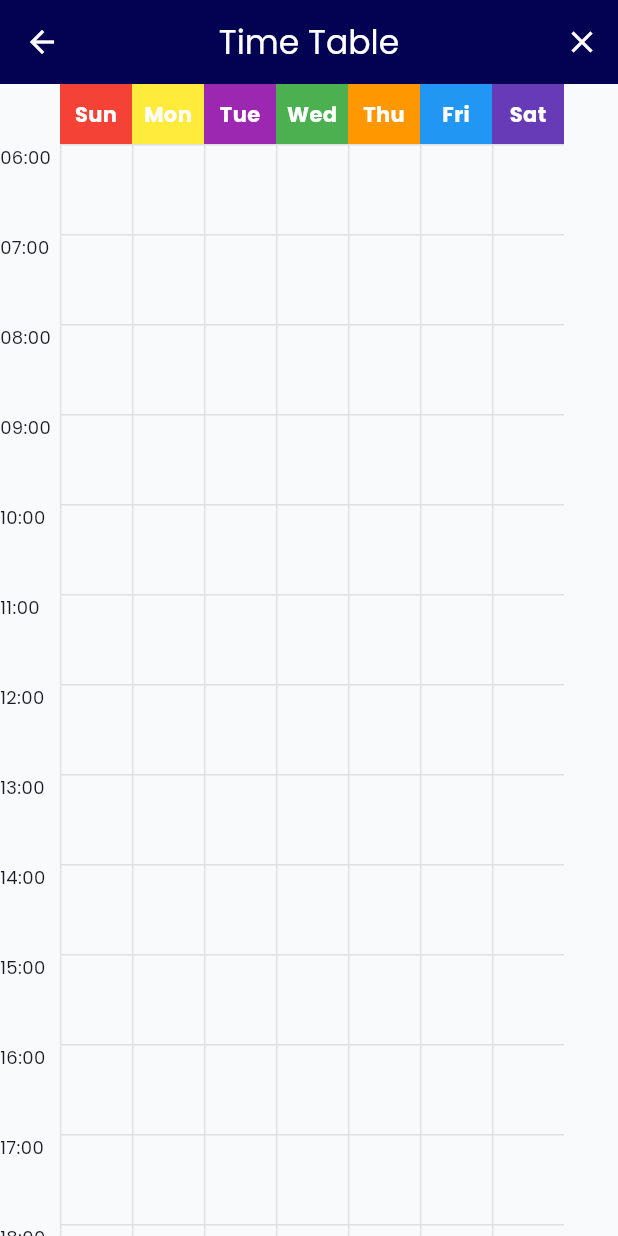
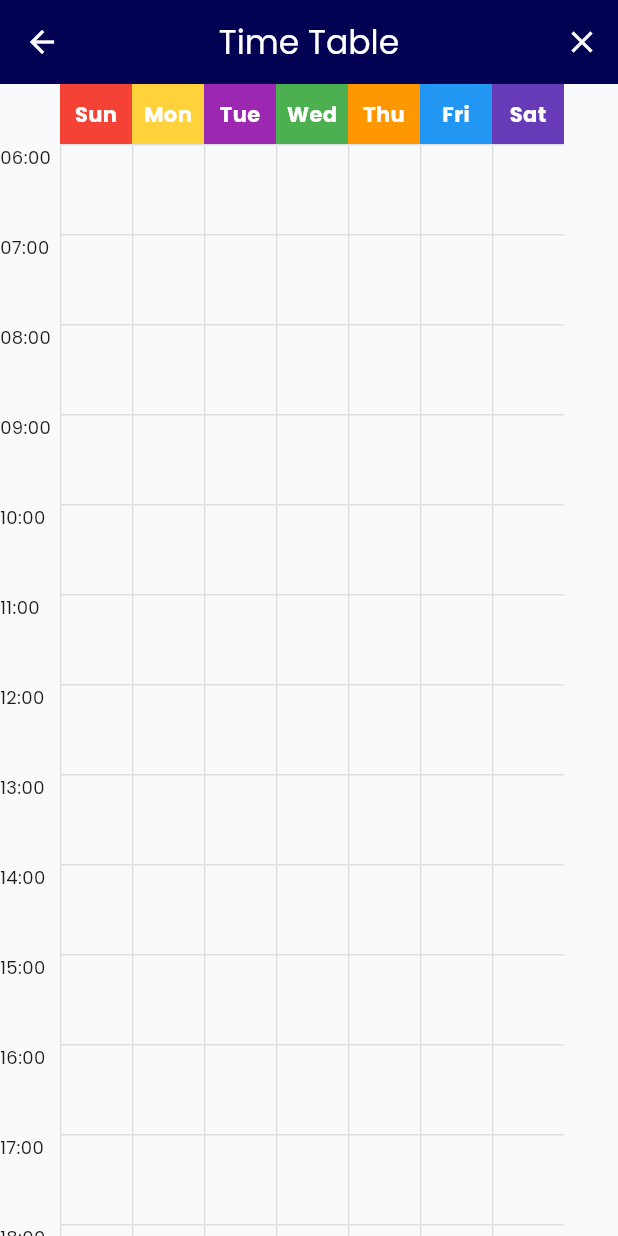
Before and after one commit to andante-adt/routine_manager, a Flutter app: the TimeTableScreen screen opened directly, on a phone screen of 412 x 824 dp. Run offline on Flutter 3.47's test engine with Material 3 defaults, Android fonts, the phone set to English and light mode, and no system bars; our stand-ins replace awesome_notifications, google_fonts, hive, hive_flutter; accounts and stored records are empty; network calls fail.

Commit message:
slight changes to monday color

```diff
--- a/lib/screens/time_table_screen.dart
+++ b/lib/screens/time_table_screen.dart
@@ -15,7 +15,7 @@ class TimeTableScreen extends StatelessWidget {
       case DateTime.sunday:
         return Colors.red;
       case DateTime.monday:
-        return Colors.yellow;
+        return const Color.fromARGB(255, 255, 210, 59);
       case DateTime.tuesday:
         return Colors.purple;
       case DateTime.wednesday:
@@ -73,7 +73,7 @@ class TimeTableScreen extends StatelessWidget {
                     Color dayColor;
                     switch (entry.key) {
                       case 1:
-                        dayColor = Colors.yellow;
+                        dayColor = const Color.fromARGB(255, 255, 210, 59);
                         break;
                       case 2:
                         dayColor = Colors.purple;
```
